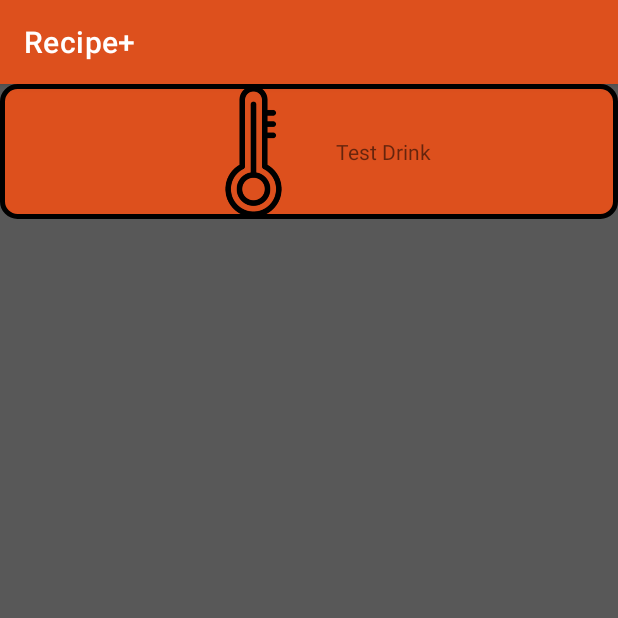
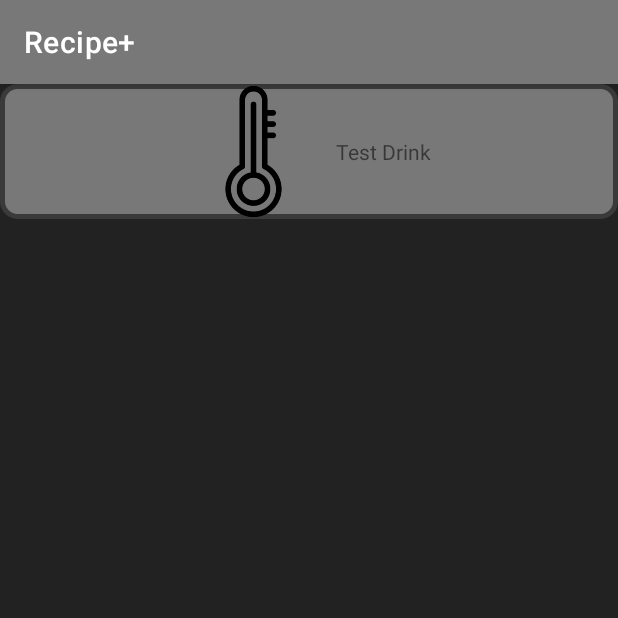
Before and after one commit to monstrotac/RecipePlus, an Android app: the RecipeActivity screen opened directly, with no data from a screen before it, on a phone screen of 412 x 824 dp, the top half of it. Run offline under Robolectric (Android 15) with nearby library versions, the phone set to English and light mode, and no system bars.

Commit message:
Changed colors

```diff
--- a/app/src/main/java/uqac/dim/recipeplus/ShowRecipeActivity.java
+++ b/app/src/main/java/uqac/dim/recipeplus/ShowRecipeActivity.java
@@ -8,6 +8,8 @@ import android.widget.TextView;
 import androidx.appcompat.app.AppCompatActivity;
 
 public class ShowRecipeActivity extends AppCompatActivity {
+
+    //Gestion Image: Picasso / Glide
 
     @Override
     protected void onCreate(Bundle savedInstanceState) {
--- a/app/src/main/res/drawable/layout_bg.xml
+++ b/app/src/main/res/drawable/layout_bg.xml
@@ -1,7 +1,7 @@
 <?xml version="1.0" encoding="utf-8"?>
 <shape xmlns:android="http://schemas.android.com/apk/res/android">
     <solid android:color="@color/flame"/>
-    <stroke android:width="3dp" android:color="@color/black" />
+    <stroke android:width="3dp" android:color="#3A3A3A" />
     <corners android:radius="10dp"/>
     <padding android:left="0dp" android:top="0dp" android:right="0dp" android:bottom="0dp" />
 </shape>
--- a/app/src/main/res/layout/small_item_template.xml
+++ b/app/src/main/res/layout/small_item_template.xml
@@ -19,8 +19,7 @@
         android:id="@+id/drinkName"
         android:layout_width="wrap_content"
         android:layout_height="wrap_content"
-        android:layout_marginLeft="10dp"
-        android:text="Placeholder"></TextView>
+        android:layout_marginLeft="10dp"></TextView>
 
 
 </LinearLayout>
--- a/app/src/main/res/values/colors.xml
+++ b/app/src/main/res/values/colors.xml
@@ -7,7 +7,7 @@
     <color name="teal_700">#FF018786</color>
     <color name="black">#FF000000</color>
     <color name="white">#FFFFFFFF</color>
-    <color name="flame">#DD501D</color>
+    <color name="flame">#787878</color>
     <color name="chestnut">#9B543B</color>
     <color name="liver">#7A564A</color>
     <color name="davy_grey">#585858</color>
--- a/app/src/main/res/values/themes.xml
+++ b/app/src/main/res/values/themes.xml
@@ -4,7 +4,7 @@
         <!-- Primary brand color. -->
         <item name="colorPrimary">@color/flame</item>
         <item name="colorPrimaryVariant">@color/liver</item>
-        <item name="colorOnPrimary">@color/white</item>
+        <item name="colorOnPrimary">@color/black</item>
         <!-- Secondary brand color. -->
         <item name="colorSecondary">@color/davy_grey</item>
         <item name="colorSecondaryVariant">@color/chestnut</item>
@@ -12,10 +12,10 @@
         <!-- Status bar color. -->
         <item name="android:statusBarColor" tools:targetApi="l">?attr/colorPrimaryVariant</item>
         <!-- Customize your theme here. -->
-        <item name="android:colorBackground">@color/davy_grey</item>
+        <item name="android:colorBackground">#222222</item>
     </style>
     <style name="Theme.RecipePlus.loginText" parent = "Theme.RecipePlus">
-        <item name="android:textColor">#FFFFFF</item>
+        <item name="android:textColor">#171616</item>
         <item name="android:background">@color/flame</item>
         <item name="android:textSize">20sp</item>
     </style>
```
